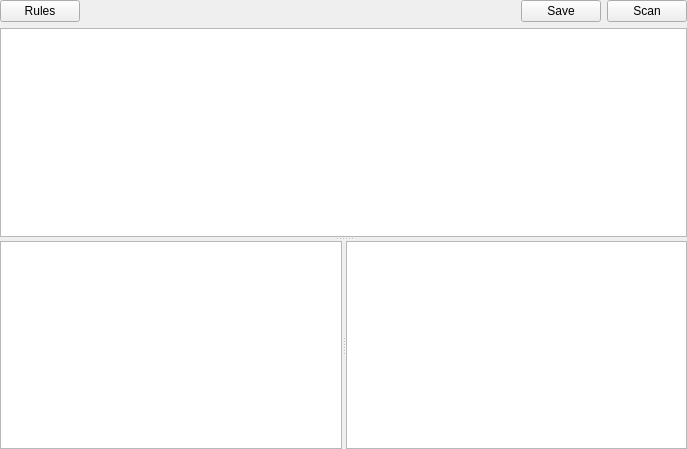
Before: the Qt Designer form yarawidgetadvanced.ui in horsicq/yara_widget, drawn with Qt 5.
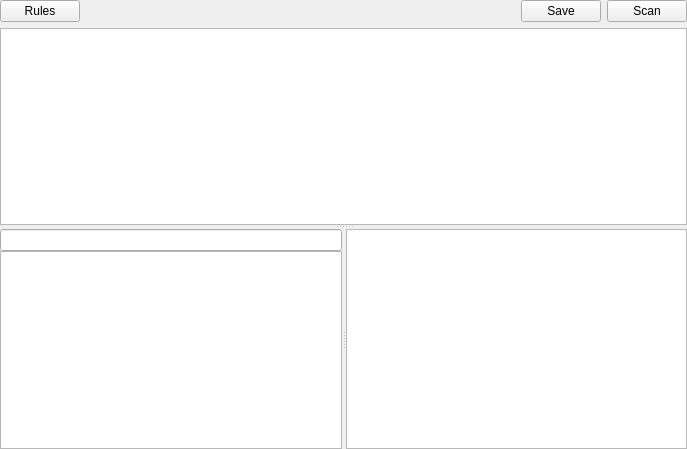
After: the same form once the commit is applied.

Patch:
```diff
--- a/yarawidgetadvanced.ui
+++ b/yarawidgetadvanced.ui
@@ -13,7 +13,7 @@
   <property name="windowTitle">
    <string notr="true">YARA</string>
   </property>
-  <layout class="QVBoxLayout" name="verticalLayout">
+  <layout class="QVBoxLayout" name="verticalLayout_2">
    <property name="leftMargin">
     <number>0</number>
    </property>
@@ -78,6 +78,19 @@
       <property name="orientation">
        <enum>Qt::Horizontal</enum>
       </property>
+      <widget class="QWidget" name="">
+       <layout class="QVBoxLayout" name="verticalLayout">
+        <property name="spacing">
+         <number>0</number>
+        </property>
+        <item>
+         <widget class="QLineEdit" name="lineEditRuleName">
+          <property name="readOnly">
+           <bool>true</bool>
+          </property>
+         </widget>
+        </item>
+        <item>
       <widget class="QPlainTextEdit" name="plainTextEdit">
        <property name="lineWrapMode">
         <enum>QPlainTextEdit::NoWrap</enum>
@@ -85,6 +98,9 @@
        <property name="readOnly">
         <bool>true</bool>
        </property>
+         </widget>
+        </item>
+       </layout>
       </widget>
       <widget class="QTableWidget" name="tableWidgetMatches">
        <property name="editTriggers">
```
Lines whose indentation alone changed are shown as unchanged.
